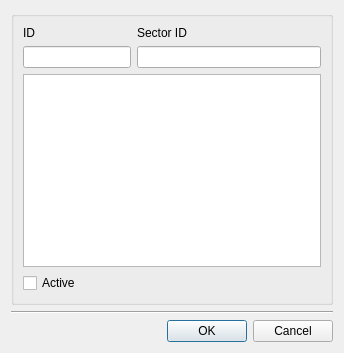
Old version of the form core/ui/toolbars/epa/nonvisual_controls.ui in the repository Giswater/giswater_qgis_plugin.
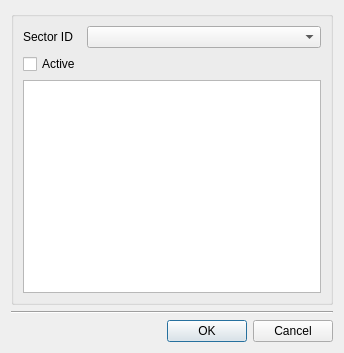
New version of the form.

Commit message: Organize code & add logic to controls dialog

```diff
--- a/core/ui/toolbars/epa/nonvisual_controls.ui
+++ b/core/ui/toolbars/epa/nonvisual_controls.ui
@@ -69,30 +69,10 @@
      <layout class="QGridLayout" name="gridLayout">
       <item row="0" column="0" colspan="2">
        <layout class="QGridLayout" name="gridLayout_2">
-        <item row="1" column="0">
-         <widget class="QLineEdit" name="txt_id">
-          <property name="sizePolicy">
-           <sizepolicy hsizetype="Minimum" vsizetype="Fixed">
-            <horstretch>0</horstretch>
-            <verstretch>0</verstretch>
-           </sizepolicy>
-          </property>
-         </widget>
-        </item>
-        <item row="1" column="1">
-         <widget class="QLineEdit" name="txt_sector_id">
-          <property name="sizePolicy">
-           <sizepolicy hsizetype="Expanding" vsizetype="Fixed">
-            <horstretch>0</horstretch>
-            <verstretch>0</verstretch>
-           </sizepolicy>
-          </property>
-         </widget>
-        </item>
-        <item row="0" column="1">
+        <item row="0" column="0">
          <widget class="QLabel" name="lbl_sector_id">
           <property name="sizePolicy">
-           <sizepolicy hsizetype="Preferred" vsizetype="Fixed">
+           <sizepolicy hsizetype="Minimum" vsizetype="Fixed">
             <horstretch>0</horstretch>
             <verstretch>0</verstretch>
            </sizepolicy>
@@ -102,16 +82,20 @@
           </property>
          </widget>
         </item>
-        <item row="0" column="0">
-         <widget class="QLabel" name="lbl_pattern_id">
+        <item row="0" column="1">
+         <widget class="QComboBox" name="cmb_sector_id">
           <property name="sizePolicy">
-           <sizepolicy hsizetype="Preferred" vsizetype="Fixed">
+           <sizepolicy hsizetype="MinimumExpanding" vsizetype="Fixed">
             <horstretch>0</horstretch>
             <verstretch>0</verstretch>
            </sizepolicy>
           </property>
+         </widget>
+        </item>
+        <item row="1" column="0">
+         <widget class="QCheckBox" name="chk_active">
           <property name="text">
-           <string>ID</string>
+           <string>Active</string>
           </property>
          </widget>
         </item>
@@ -124,13 +108,6 @@
         </item>
        </layout>
       </item>
-      <item row="2" column="0" colspan="2">
-       <widget class="QCheckBox" name="chk_active">
-        <property name="text">
-         <string>Active</string>
-        </property>
-       </widget>
-      </item>
      </layout>
     </widget>
    </item>
```
The commit also changes 1 other file.
